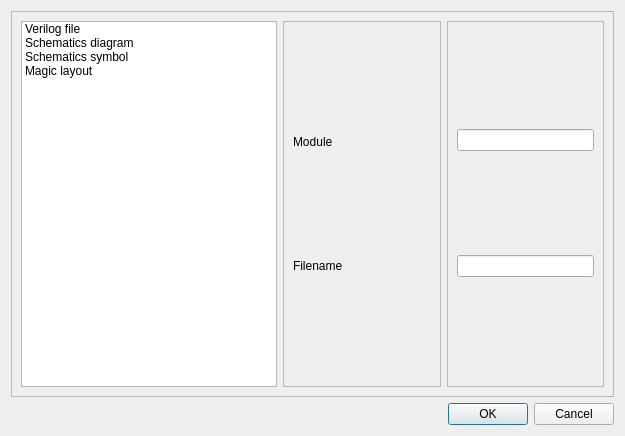
Above: new.ui from libresilicon/qtflow before the change. Below: the same form after it.
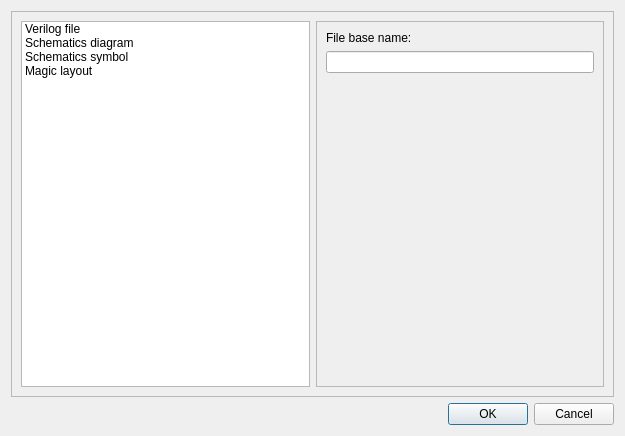
That is the form after the change.

```diff
--- a/new.ui
+++ b/new.ui
@@ -50,44 +50,6 @@
         </item>
        </widget>
       </item>
-      <item>
-       <widget class="QFrame" name="frame_3">
-        <property name="frameShape">
-         <enum>QFrame::StyledPanel</enum>
-        </property>
-        <property name="frameShadow">
-         <enum>QFrame::Raised</enum>
-        </property>
-        <layout class="QVBoxLayout" name="verticalLayout_3">
-         <item>
-          <widget class="QLabel" name="label_1">
-           <property name="sizePolicy">
-            <sizepolicy hsizetype="Expanding" vsizetype="Fixed">
-             <horstretch>0</horstretch>
-             <verstretch>0</verstretch>
-            </sizepolicy>
-           </property>
-           <property name="text">
-            <string>Module</string>
-           </property>
-          </widget>
-         </item>
-         <item>
-          <widget class="QLabel" name="label_2">
-           <property name="sizePolicy">
-            <sizepolicy hsizetype="Expanding" vsizetype="Fixed">
-             <horstretch>0</horstretch>
-             <verstretch>0</verstretch>
-            </sizepolicy>
-           </property>
-           <property name="text">
-            <string>Filename</string>
-           </property>
-          </widget>
-         </item>
-        </layout>
-       </widget>
-      </item>
       <item>
        <widget class="QFrame" name="frame_2">
         <property name="frameShape">
@@ -98,10 +60,33 @@
         </property>
         <layout class="QVBoxLayout" name="verticalLayout_2">
          <item>
-          <widget class="QLineEdit" name="editModule"/>
+          <widget class="QLabel" name="label">
+           <property name="maximumSize">
+            <size>
+             <width>16777215</width>
+             <height>50</height>
+            </size>
+           </property>
+           <property name="text">
+            <string>File base name:</string>
+           </property>
+          </widget>
          </item>
          <item>
-          <widget class="QLineEdit" name="editFilename"/>
+          <widget class="QLineEdit" name="fileBase"/>
+         </item>
+         <item>
+          <spacer name="verticalSpacer">
+           <property name="orientation">
+            <enum>Qt::Vertical</enum>
+           </property>
+           <property name="sizeHint" stdset="0">
+            <size>
+             <width>20</width>
+             <height>40</height>
+            </size>
+           </property>
+          </spacer>
          </item>
         </layout>
        </widget>
```
